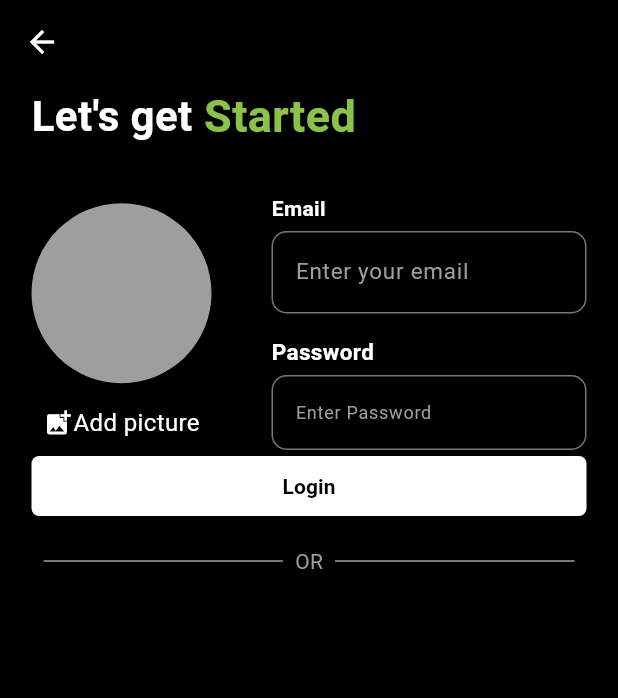
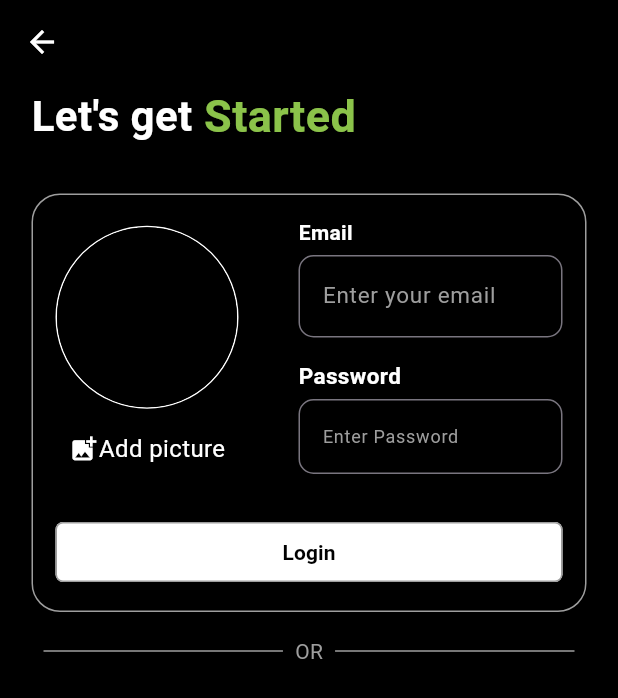
Before and after one commit to DeepakGunpal/chat-mate, a Flutter app: the Singupscreen screen opened directly, on a phone screen of 412 x 824 dp. Shown: the top 698 px of the screen. Run offline on Flutter 3.47's test engine with Material 3 defaults, Android fonts, the phone set to English and light mode, and no system bars; our stand-ins replace google_fonts.

Commit message:
minor changes to design

```diff
--- a/lib/Screens/singup.dart
+++ b/lib/Screens/singup.dart
@@ -42,24 +42,42 @@ class _SingupscreenState extends State<Singupscreen> {
                 ],
               ),
               const SizedBox(height: 30),
-              const Row(
+              Container(
+                padding: const EdgeInsets.all(15),
+                decoration: BoxDecoration(
+                    shape: BoxShape.rectangle,
+                    border: const Border(
+                        top: BorderSide(color: Colors.grey),
+                        bottom: BorderSide(color: Colors.grey),
+                        right: BorderSide(color: Colors.grey),
+                        left: BorderSide(color: Colors.grey)),
+                    borderRadius: BorderRadius.circular(19)),
+                child: Column(
+                  children: [
+                    Row(
                       crossAxisAlignment: CrossAxisAlignment
                           .center, // Align items vertically centered
                       children: [
                         // Column for Image (Avatar + Icon)
                         Column(
-                    mainAxisAlignment:
-                        MainAxisAlignment.center, // Center image vertically
+                          mainAxisAlignment: MainAxisAlignment
+                              .center, // Center image vertically
                           children: [
-                      CircleAvatar(
+                            Container(
+                              decoration: BoxDecoration(
+                                shape: BoxShape.circle,
+                                border: Border.all(color: Colors.white),
+                              ),
+                              child: const CircleAvatar(
                                 radius: 60,
-                        backgroundColor: Colors.grey,
+                                backgroundColor: Colors.black,
                                 // Adjust the size of the CircleAvatar if necessary
                               ),
-                      SizedBox(
+                            ),
+                            const SizedBox(
                               height: 15,
                             ), // Image (Avatar)
-                      Row(
+                            const Row(
                               children: [
                                 Icon(
                                   Icons.add_photo_alternate,
@@ -70,16 +88,18 @@ class _SingupscreenState extends State<Singupscreen> {
                                 ),
                                 Text(
                                   "Add picture",
-                            style: TextStyle(color: Colors.white, fontSize: 16),
+                                  style: TextStyle(
+                                      color: Colors.white, fontSize: 16),
                                 )
                               ],
                             ),
                           ],
                         ),
-                  SizedBox(width: 40), // Space between image and text fields
+                        const SizedBox(
+                            width: 40), // Space between image and text fields
 
                         // Flexible Column for TextFields
-                  Flexible(
+                        const Flexible(
                           flex:
                               3, // Adjust the ratio of space the TextFields take (e.g., 3/4)
                           child: Column(
@@ -100,14 +120,14 @@ class _SingupscreenState extends State<Singupscreen> {
                                   ),
                                   SizedBox(height: 5),
                                   TextField(
-                              style:
-                                  TextStyle(color: Colors.white, fontSize: 15),
+                                    style: TextStyle(
+                                        color: Colors.white, fontSize: 15),
                                     decoration: InputDecoration(
                                       hintText: 'Enter your email',
                                       hintStyle: TextStyle(color: Colors.grey),
                                       border: OutlineInputBorder(
-                                  borderRadius:
-                                      BorderRadius.all(Radius.circular(10)),
+                                        borderRadius: BorderRadius.all(
+                                            Radius.circular(10)),
                                       ),
                                     ),
                                   ),
@@ -131,8 +151,8 @@ class _SingupscreenState extends State<Singupscreen> {
                                   SizedBox(height: 5),
                                   TextField(
                                     obscureText: true,
-                              style:
-                                  TextStyle(color: Colors.white, fontSize: 12),
+                                    style: TextStyle(
+                                        color: Colors.white, fontSize: 12),
                                     decoration: InputDecoration(
                                       hintText: 'Enter Password',
                                       // suffixIcon: InkWell(
@@ -140,8 +160,8 @@ class _SingupscreenState extends State<Singupscreen> {
                                       //     ),
                                       hintStyle: TextStyle(color: Colors.grey),
                                       border: OutlineInputBorder(
-                                  borderRadius:
-                                      BorderRadius.all(Radius.circular(10)),
+                                        borderRadius: BorderRadius.all(
+                                            Radius.circular(10)),
                                       ),
                                     ),
                                   ),
@@ -152,11 +172,16 @@ class _SingupscreenState extends State<Singupscreen> {
                         ),
                       ],
                     ),
+                    const SizedBox(
+                      height: 28,
+                    ),
                     ElevatedButton(
                       // style:OutlinedButton.styleFrom(backgroundColor: Colors.white,),
                       style: ElevatedButton.styleFrom(
                         backgroundColor: Colors.white,
+                        // foregroundColor: Colors.white,
                         shape: RoundedRectangleBorder(
+                          side: BorderSide(color: Colors.grey),
                           borderRadius: BorderRadius.circular(5),
                           // Adjust the radius as needed
                         ),
@@ -168,6 +193,9 @@ class _SingupscreenState extends State<Singupscreen> {
                           style: TextStyle(
                               color: Colors.black, fontWeight: FontWeight.bold),
                         ),
+                      ),
+                    ),
+                  ],
                 ),
               ),
               const Padding(
```
Lines whose indentation alone changed are shown as unchanged.
